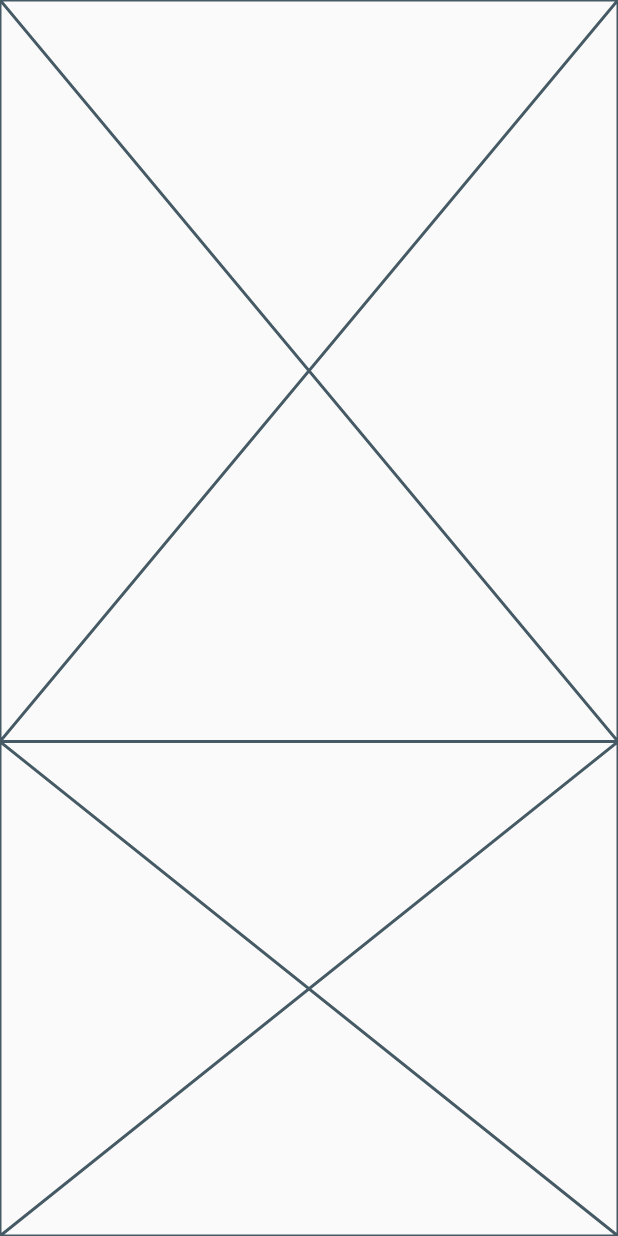
After one commit to MegaJoon/flutter_nov, a Flutter app: the SecondPage screen opened directly, on a phone screen of 412 x 824 dp. The commit adds this screen. Run offline on Flutter 3.47's test engine with Material 2 defaults, Android fonts, the phone set to English and light mode, and no system bars; our stand-ins replace badges; network calls fail.

Commit message:
restart
restart

```diff
--- a/lib/1106/reminders_mobile_app.dart
+++ b/lib/1106/reminders_mobile_app.dart
@@ -1,6 +1,7 @@
 import 'package:badges/badges.dart';
 import 'package:flutter/material.dart';
 import 'package:flutter_nov/1106/myContainer.dart';
+import 'package:flutter_nov/1106/second_page.dart';
 
 // https://dribbble.com/shots/7991398-Reminders-Mobile-App/attachments/525586?mode=media
 
@@ -290,6 +291,7 @@ class _RemindersMobileAppState extends State<RemindersMobileApp> {
 
   _definePages() {
     pages = [
+      //
       Container(
         margin: EdgeInsets.only(top: 16.0, left: 24.0),
         height: 500.0,
@@ -474,6 +476,7 @@ class _RemindersMobileAppState extends State<RemindersMobileApp> {
           ],
         ),
       ),
+      //
       Container(
         height: 229.0,
         child: Placeholder(
--- /dev/null
+++ b/lib/1106/second_page.dart
@@ -0,0 +1,29 @@
+import 'package:flutter/material.dart';
+
+class SecondPage extends StatefulWidget {
+  @override
+  _SecondPageState createState() => _SecondPageState();
+}
+
+class _SecondPageState extends State<SecondPage> {
+  @override
+  Widget build(BuildContext context) {
+    return Scaffold(
+      body: Column(
+        children: <Widget>[
+          // top container
+          Flexible(
+            flex: 6,
+            child: Placeholder(),
+          ),
+
+          // bottom container
+          Flexible(
+            flex: 4,
+            child: Placeholder(),
+          ),
+        ],
+      ),
+    );
+  }
+}
```
Also changed, not shown: assets/sky.png (added).
